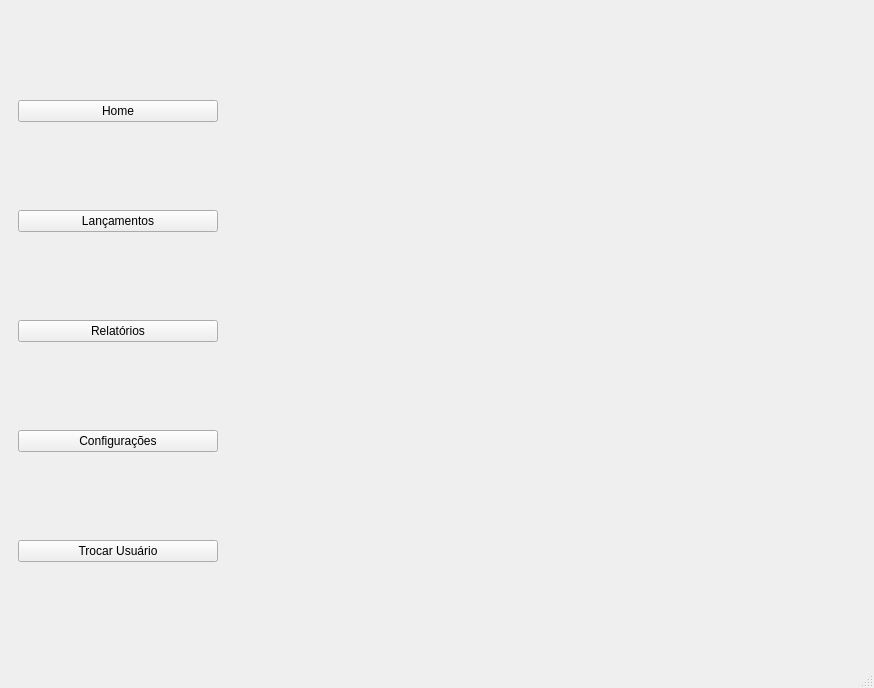
First picture: the form in MeuCentavoApp/Designer/FormsDashboard/formMainDashboard.ui, repository bee0ne1/MeuCentavo, before the edit.
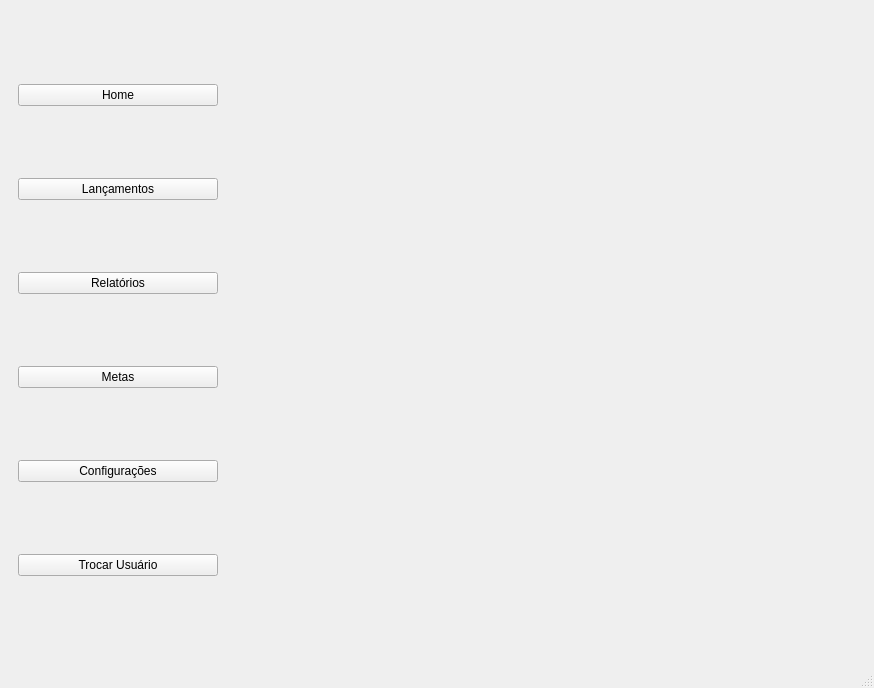
Second picture: the form after the edit.

```diff
--- a/MeuCentavoApp/Designer/FormsDashboard/formMainDashboard.ui
+++ b/MeuCentavoApp/Designer/FormsDashboard/formMainDashboard.ui
@@ -43,6 +43,13 @@
              </property>
             </widget>
            </item>
+           <item>
+            <widget class="QPushButton" name="buttonMetas">
+             <property name="text">
+              <string>Metas</string>
+             </property>
+            </widget>
+           </item>
            <item>
             <widget class="QPushButton" name="buttonConfiguracoes">
              <property name="text">
```
